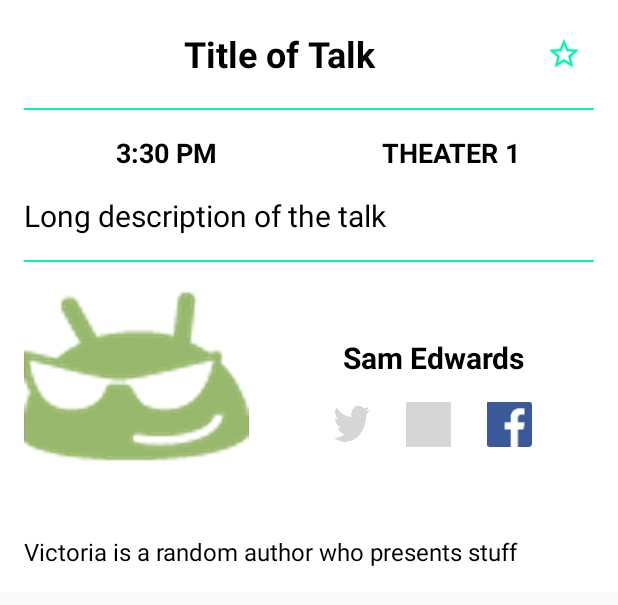
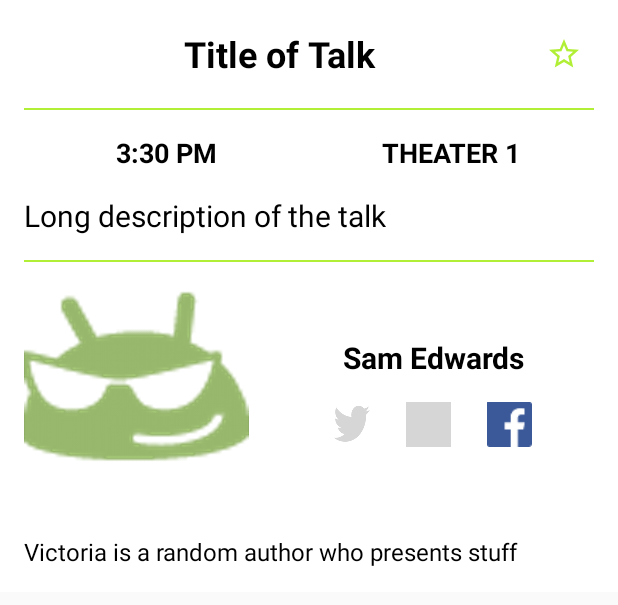
Before and after one commit to Droidcon-Boston/conference-app-android, an Android app: the layout agenda_detail_fragment.xml on its own in the app's theme, with its tools: preview values and no code run, on a phone screen of 412 x 824 dp. Shown: the top 605 px of the screen. Run offline under Robolectric (Android 15) with nearby library versions, the phone set to English and light mode, and no system bars; grey boxes are pictures that could not be loaded.

Commit message:
updated: colors and style to conform to theme

```diff
--- a/Droidcon-Boston/app/src/main/res/values/colors.xml
+++ b/Droidcon-Boston/app/src/main/res/values/colors.xml
@@ -1,10 +1,9 @@
 <?xml version="1.0" encoding="utf-8"?>
 <resources>
-    <color name="colorPrimary">#FF3B4468</color>
-    <color name="colorPrimaryDark">#FF333B5E</color>
-    <color name="colorAccent">#FF00FAAE</color>
+    <color name="colorPrimary">#090909</color>
+    <color name="colorPrimaryDark">#000000</color>
+    <color name="colorAccent">#B1EF36</color>
     <color name="socialBG">#1100FAAE</color>
-
     <color name="colorBackground">#FFEEEEEE</color>
-    <color name="colorPagerTabIndicator">@color/colorPrimaryDark</color>
+    <color name="colorGray">#9e9e9e</color>
 </resources>
--- a/Droidcon-Boston/app/src/main/res/values/styles.xml
+++ b/Droidcon-Boston/app/src/main/res/values/styles.xml
@@ -22,6 +22,10 @@
     <dimen name="def_padding">8dp</dimen>
 
     <style name="AppTabLayout" parent="Widget.Design.TabLayout">
-        <item name="tabIndicatorColor">@color/colorPagerTabIndicator</item>
+        <item name="tabIndicatorColor">@color/colorAccent</item>
+        <item name="tabBackground">@color/colorPrimary</item>
+        <item name="tabSelectedTextColor">@color/colorAccent</item>
+        <item name="tabTextColor">@color/colorBackground</item>
+
     </style>
 </resources>
```
Also changed, not shown: Droidcon-Boston/app/src/main/res/values-v21/styles.xml (added, +11 -0 lines).
